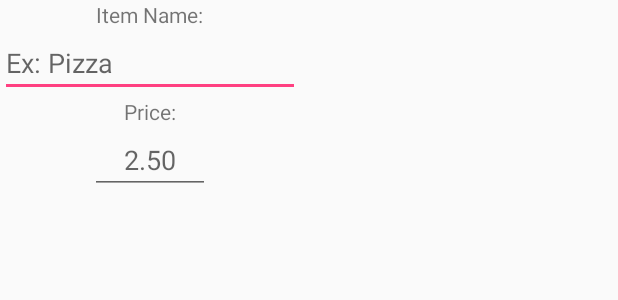
After one commit to jay412/Old-Grip, an Android app: the layout dialog_template.xml on its own in the app's theme, with its tools: preview values and no code run, on a phone screen of 412 x 824 dp. The commit adds this screen. Shown: the top 300 px of the screen. Run offline under Robolectric (Android 15) with nearby library versions, the phone set to English and light mode, and no system bars.

Commit message:
1) changed min sdk to 21 2) created a dialog for adding a new item and price

```diff
--- a/app/build.gradle
+++ b/app/build.gradle
@@ -4,7 +4,7 @@ android {
     compileSdkVersion 26
     defaultConfig {
         applicationId "jay412.grip"
-        minSdkVersion 17
+        minSdkVersion 21
         targetSdkVersion 26
         versionCode 1
         versionName "1.0"
--- /dev/null
+++ b/app/src/main/res/layout/dialog_template.xml
@@ -0,0 +1,43 @@
+<?xml version="1.0" encoding="utf-8"?>
+<LinearLayout xmlns:android="http://schemas.android.com/apk/res/android"
+    android:orientation="vertical"
+    android:layout_width="wrap_content"
+    android:layout_height="wrap_content"
+    android:gravity="center_horizontal">
+
+    <TextView
+        android:id="@+id/tv_item"
+        android:layout_width="wrap_content"
+        android:layout_height="wrap_content"
+        android:text="@string/item_name" />
+
+    <EditText
+        android:id="@+id/et_item"
+        android:layout_width="200dp"
+        android:layout_height="wrap_content"
+        android:ems="10"
+        android:hint="@string/ex_item"
+        android:inputType="textPersonName" />
+
+    <TextView
+        android:id="@+id/tv_price"
+        android:layout_width="wrap_content"
+        android:layout_height="wrap_content"
+        android:text="@string/price" />
+
+    <EditText
+        android:id="@+id/et_price"
+        android:layout_width="80dp"
+        android:layout_height="wrap_content"
+        android:ems="10"
+        android:hint="@string/ex_price"
+        android:textAlignment="center"
+        android:inputType="numberDecimal" />
+
+    <!-- <Button
+        android:id="@+id/btn_add"
+        android:layout_width="wrap_content"
+        android:layout_height="wrap_content"
+        android:text="@string/add"
+        /> -->
+</LinearLayout>
--- a/app/src/main/res/menu/add_menu.xml
+++ b/app/src/main/res/menu/add_menu.xml
@@ -4,6 +4,6 @@
     <item
         android:id="@+id/action_add"
         android:orderInCategory="1"
-        android:title="@string/add"
+        android:title="@string/add_item"
         app:showAsAction="ifRoom" />
 </menu>
--- a/app/src/main/res/values/strings.xml
+++ b/app/src/main/res/values/strings.xml
@@ -23,4 +23,12 @@
 
     <!-- add menu strings -->
     <string name="add">Add</string>
+    <string name="add_item">Add Item</string>
+    <string name="cancel">Cancel</string>
+
+    <!-- dialog template strings -->
+    <string name="item_name">Item Name:</string>
+    <string name="ex_item">Ex: Pizza</string>
+    <string name="price">Price:</string>
+    <string name="ex_price">2.50</string>
 </resources>
```
Also changed, not shown: app/src/main/java/jay412/grip/TotalMealActivity.java (+46 -7 lines).
